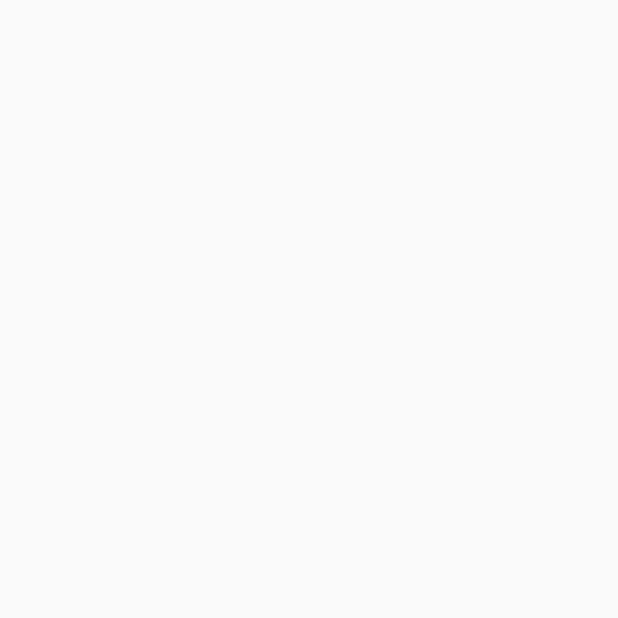
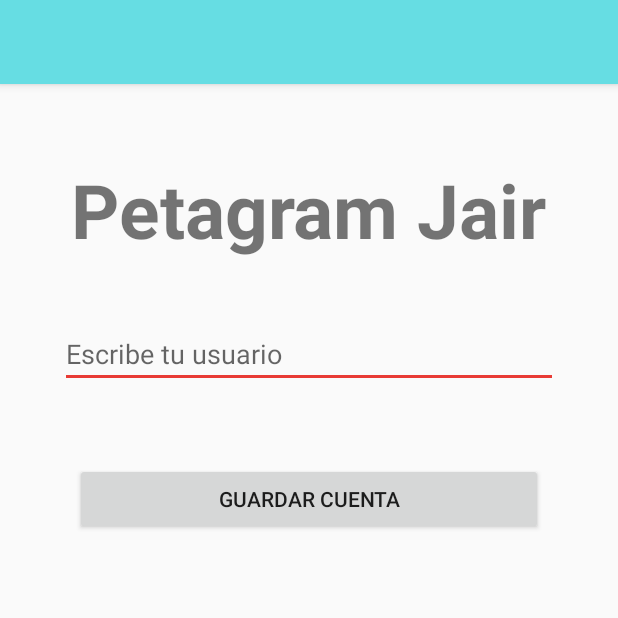
Before and after one commit to jair1988/JairPetagram, an Android app: the SettingActivity screen opened directly, with no data from a screen before it, on a phone screen of 412 x 824 dp, the top half of it. Before the commit the part shown is empty. Run offline under Robolectric (Android 15) with nearby library versions, the phone set to English and light mode, and no system bars.

Commit message:
Pagina de configuracion

```diff
--- a/app/build.gradle
+++ b/app/build.gradle
@@ -29,11 +29,11 @@ android {
 
 dependencies {
     implementation fileTree(dir: 'libs', include: ['*.jar'])
-    implementation 'androidx.appcompat:appcompat:1.1.0'
+    implementation 'androidx.appcompat:appcompat:1.2.0'
+    implementation 'com.google.android.material:material:1.3.0-alpha02'
     implementation 'androidx.constraintlayout:constraintlayout:1.1.3'
     implementation 'androidx.recyclerview:recyclerview:1.1.0'
     implementation 'androidx.cardview:cardview:1.0.0'
-    implementation 'com.google.android.material:material:1.1.0'
     implementation 'androidx.navigation:navigation-fragment:2.3.0'
     implementation 'androidx.navigation:navigation-ui:2.3.0'
     implementation 'androidx.legacy:legacy-support-v4:1.0.0'
--- a/app/src/main/java/com/jair/petagram/SettingActivity.java
+++ b/app/src/main/java/com/jair/petagram/SettingActivity.java
@@ -3,6 +3,8 @@ package com.jair.petagram;
 import androidx.appcompat.app.AppCompatActivity;
 
 import android.os.Bundle;
+import android.view.View;
+import android.widget.Toast;
 
 public class SettingActivity extends AppCompatActivity {
 
@@ -11,4 +13,8 @@ public class SettingActivity extends AppCompatActivity {
         super.onCreate(savedInstanceState);
         setContentView(R.layout.activity_setting);
     }
+
+    public void save(View v){
+        Toast.makeText(this, "cuenta instagram", Toast.LENGTH_SHORT).show();
+    }
 }
--- a/app/src/main/res/layout/activity_setting.xml
+++ b/app/src/main/res/layout/activity_setting.xml
@@ -6,7 +6,53 @@
     android:layout_height="match_parent"
     tools:context=".SettingActivity">
 
+    <com.google.android.material.appbar.AppBarLayout
+        android:id="@+id/toolbar"
+        android:layout_width="match_parent"
+        android:layout_height="wrap_content"
+        android:theme="@style/ThemeOverlay.AppCompat.Light"
+        app:layout_constraintTop_toTopOf="parent">
 
+        <androidx.appcompat.widget.Toolbar
+            android:id="@+id/settingsToolBar"
+            android:layout_width="match_parent"
+            android:layout_height="?attr/actionBarSize" />
+
+    </com.google.android.material.appbar.AppBarLayout>
+
+    <TextView
+        android:id="@+id/textView"
+        android:layout_width="wrap_content"
+        android:layout_height="wrap_content"
+        android:layout_marginTop="50dp"
+        android:text="@string/app_name"
+        android:textSize="50sp"
+        android:textStyle="bold"
+        app:layout_constraintEnd_toEndOf="parent"
+        app:layout_constraintStart_toStartOf="parent"
+        app:layout_constraintTop_toBottomOf="@+id/toolbar" />
+
+
+    <com.google.android.material.textfield.TextInputEditText
+        android:id="@+id/tiUser"
+        android:layout_width="match_parent"
+        android:layout_height="wrap_content"
+        android:layout_margin="40dp"
+        android:hint="Escribe tu usuario"
+        app:layout_constraintTop_toBottomOf="@+id/textView" />
+
+
+    <Button
+        android:layout_width="match_parent"
+        android:layout_height="wrap_content"
+        android:layout_marginStart="50dp"
+        android:layout_marginTop="50sp"
+        android:layout_marginEnd="50dp"
+        android:onClick="save"
+        android:text="Guardar Cuenta"
+        app:layout_constraintEnd_toEndOf="parent"
+        app:layout_constraintStart_toStartOf="parent"
+        app:layout_constraintTop_toBottomOf="@+id/tiUser" />
 
 
 </androidx.constraintlayout.widget.ConstraintLayout>
```
